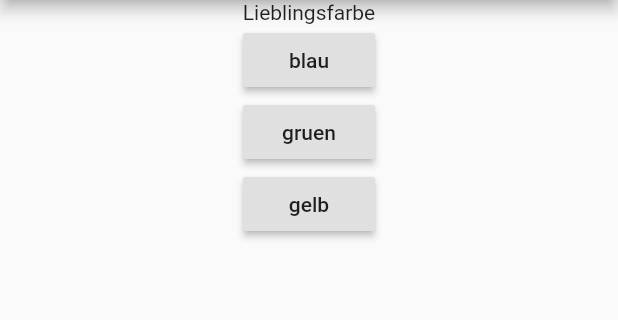
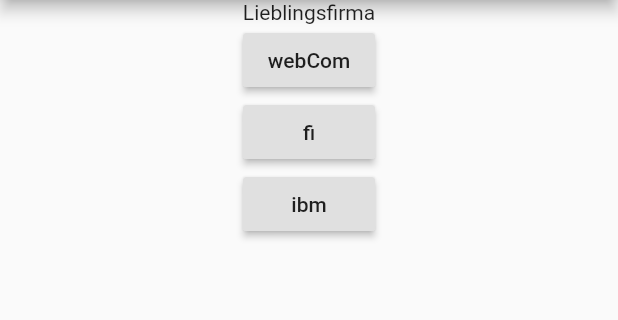
Before and after one commit to Victor-ABC/quiz_app, a Flutter app: the screen it shows after launch, on a phone screen of 412 x 824 dp, the part 84-404 px from its top. Run offline on Flutter 3.47's test engine with Material 2 defaults, Android fonts, the phone set to English and light mode, and no system bars.

Commit message:
new questions

```diff
--- a/lib/main.dart
+++ b/lib/main.dart
@@ -31,9 +31,9 @@ class QuizAppBody extends StatefulWidget {
 class _QuizAppBodyState extends State<QuizAppBody> {
   int i = 0;
   List<Item> items = [
-    new Item(question: "Lieblingsfarbe", answers: ["blau", "gruen", "gelb"]),
-    new Item(question: "Lieblingshobby", answers: ["Sport", "Bier"]),
-    new Item(question: "question3", answers: ["d", "e", "f"])
+    new Item(question: "Lieblingsfirma", answers: ["webCom", "fi", "ibm"]),
+    new Item(question: "Lieblings-ide", answers: ["Intelij", "Eclipse", "AndroidStudio"]),
+    new Item(question: "Lieblingsband", answers: ["beatles", "ac/dc", "green day"])
   ];
 
   void click() {
```
